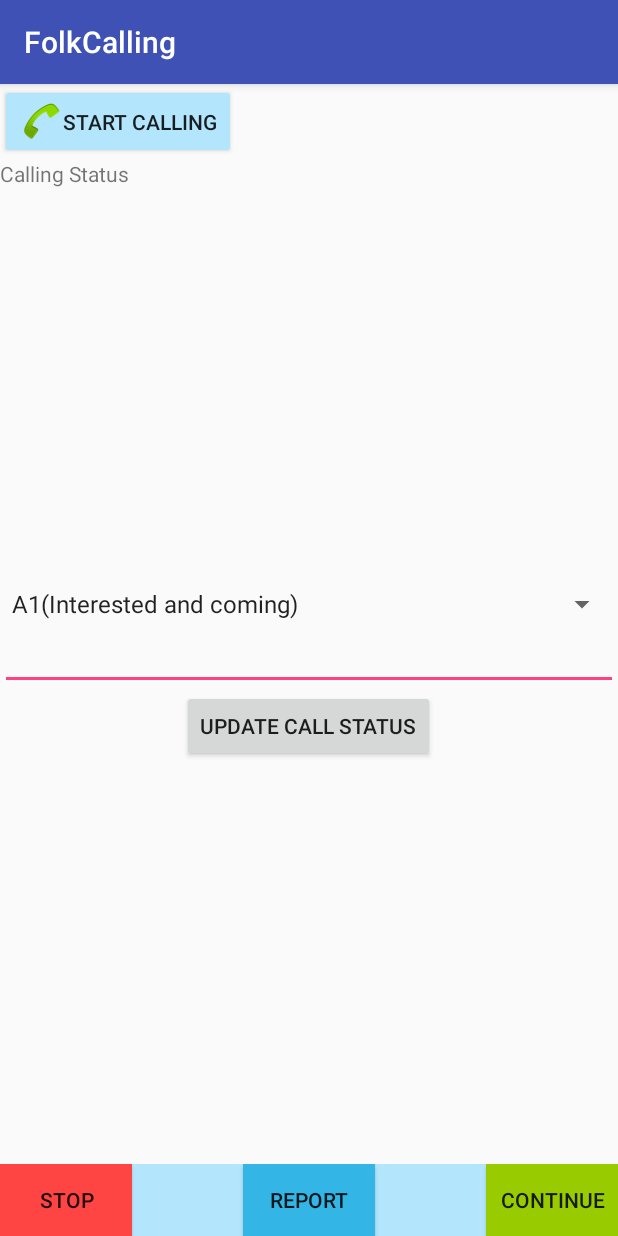
After one commit to dilipkumarvignesh/folkCalling, an Android app: the Operations screen opened directly, with no data from a screen before it, on a phone screen of 412 x 824 dp. The commit adds this screen. Run offline under Robolectric (Android 15) with nearby library versions, the phone set to English and light mode, and no system bars.

Commit message:
Added one more activity

```diff
--- a/app/src/main/AndroidManifest.xml
+++ b/app/src/main/AndroidManifest.xml
@@ -34,7 +34,7 @@
             android:name=".DisplayMessageActivity"
             android:excludeFromRecents="true"
             android:launchMode="singleInstance"
-            android:theme="@android:style/Theme.Dialog"></activity>
+            android:theme="@android:style/Theme.Dialog" />
         <!-- <receiver android:name=".CallReceiver" > -->
         <!-- <intent-filter> -->
         <!-- <action android:name="android.intent.action.PHONE_STATE" /> -->
@@ -66,7 +66,8 @@
 
 
         <!-- </receiver> -->
-        <activity android:name=".StatusActivity"></activity>
+        <activity android:name=".StatusActivity" />
+        <activity android:name=".Operations"></activity>
     </application>
 
 </manifest>
--- /dev/null
+++ b/app/src/main/java/com/iskcon/pfh/folkcalling/Operations.java
@@ -0,0 +1,13 @@
+package com.iskcon.pfh.folkcalling;
+
+import android.support.v7.app.AppCompatActivity;
+import android.os.Bundle;
+
+public class Operations extends AppCompatActivity {
+
+    @Override
+    protected void onCreate(Bundle savedInstanceState) {
+        super.onCreate(savedInstanceState);
+        setContentView(R.layout.activity_operations);
+    }
+}
--- /dev/null
+++ b/app/src/main/res/layout/activity_operations.xml
@@ -0,0 +1,117 @@
+<?xml version="1.0" encoding="utf-8"?>
+
+<RelativeLayout
+    xmlns:android="http://schemas.android.com/apk/res/android"
+    android:layout_width="match_parent"
+    android:layout_height="match_parent"
+    xmlns:tools="http://schemas.android.com/tools"
+    tools:context="com.iskcon.pfh.folkcalling.Operations"
+    tools:layout_editor_absoluteY="8dp"
+    tools:layout_editor_absoluteX="8dp">
+    <RelativeLayout
+        android:layout_width="wrap_content"
+        android:layout_height="wrap_content">
+    <Button
+        android:id="@+id/btn2"
+        style="@style/Widget.AppCompat.Button"
+        android:layout_width="wrap_content"
+        android:layout_height="wrap_content"
+        android:layout_alignParentLeft="true"
+        android:layout_below="@+id/btnDownload"
+        android:drawableLeft="@android:drawable/sym_action_call"
+        android:backgroundTint="@color/primary_light"
+        android:text="Start Calling"
+        />
+
+    <TextView
+        android:id="@+id/Status"
+        android:layout_width="wrap_content"
+        android:layout_height="wrap_content"
+        android:layout_below="@+id/btn2"
+        android:text="Calling Status"
+      />
+
+    <TextView
+        android:id="@+id/UpdatedStatus1"
+        android:layout_width="wrap_content"
+        android:layout_height="wrap_content"
+        android:layout_below="@+id/Status"
+         />
+
+</RelativeLayout>
+    <RelativeLayout
+        android:layout_width="wrap_content"
+        android:layout_height="wrap_content"
+        android:layout_centerVertical="true"
+        >
+
+        <TextView
+            android:id="@+id/txtStatus"
+            android:layout_width="wrap_content"
+            android:layout_height="wrap_content"
+            android:layout_below="@+id/UpdatedStatus1"
+
+            />
+
+        <Spinner
+            android:id="@+id/updateSpinner"
+            android:layout_width="match_parent"
+            android:layout_height="wrap_content"
+            android:layout_below="@+id/txtStatus"
+            android:entries="@array/set_status" />
+
+        <EditText
+            android:id="@+id/CallComment"
+            android:layout_width="fill_parent"
+            android:layout_height="wrap_content"
+            android:layout_below="@+id/updateSpinner" />
+
+
+        <Button
+            android:id="@+id/UpdateCallStatus"
+            android:layout_width="wrap_content"
+            android:layout_height="wrap_content"
+            android:layout_below="@+id/CallComment"
+            android:layout_centerHorizontal="true"
+            android:text="Update Call Status" />
+
+    </RelativeLayout>
+
+    <RelativeLayout
+        android:layout_width="wrap_content"
+        android:layout_height="wrap_content"
+        android:layout_alignParentBottom="true"
+        android:background="@color/primary_light"
+        android:weightSum="1"
+        tools:layout_editor_absoluteY="0dp"
+        tools:layout_editor_absoluteX="8dp">
+
+        <Button
+            android:id="@+id/CALLSTOP"
+            android:layout_width="wrap_content"
+            android:layout_height="wrap_content"
+            android:layout_weight="0.3"
+            android:background="@android:color/holo_red_light"
+            android:text="STOP" />
+
+        <Button
+            android:id="@+id/REPORT"
+            android:layout_width="wrap_content"
+            android:layout_height="wrap_content"
+            android:layout_weight="0.4"
+            android:layout_centerHorizontal="true"
+            android:background="@android:color/holo_blue_light"
+            android:text="REPORT" />
+        <Button
+            android:id="@+id/CALLCONTINUE"
+            android:layout_width="wrap_content"
+            android:layout_height="wrap_content"
+            android:layout_alignParentRight="true"
+            android:layout_weight="0.5"
+
+            android:background="@android:color/holo_green_light"
+            android:text="CONTINUE" />
+    </RelativeLayout>
+
+
+</RelativeLayout>
--- a/app/src/main/res/values/strings.xml
+++ b/app/src/main/res/values/strings.xml
@@ -55,5 +55,4 @@
     </string-array>
 
 
-
 </resources>
```
Lines whose indentation alone changed are shown as unchanged.
